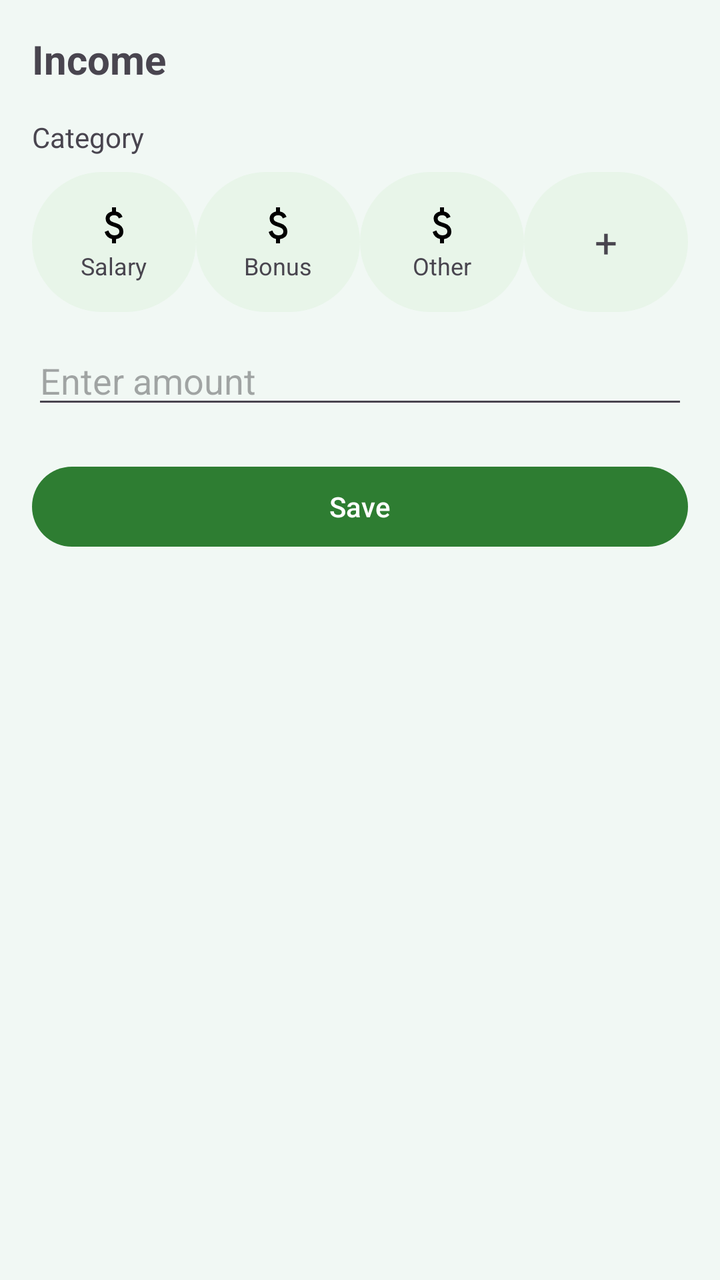
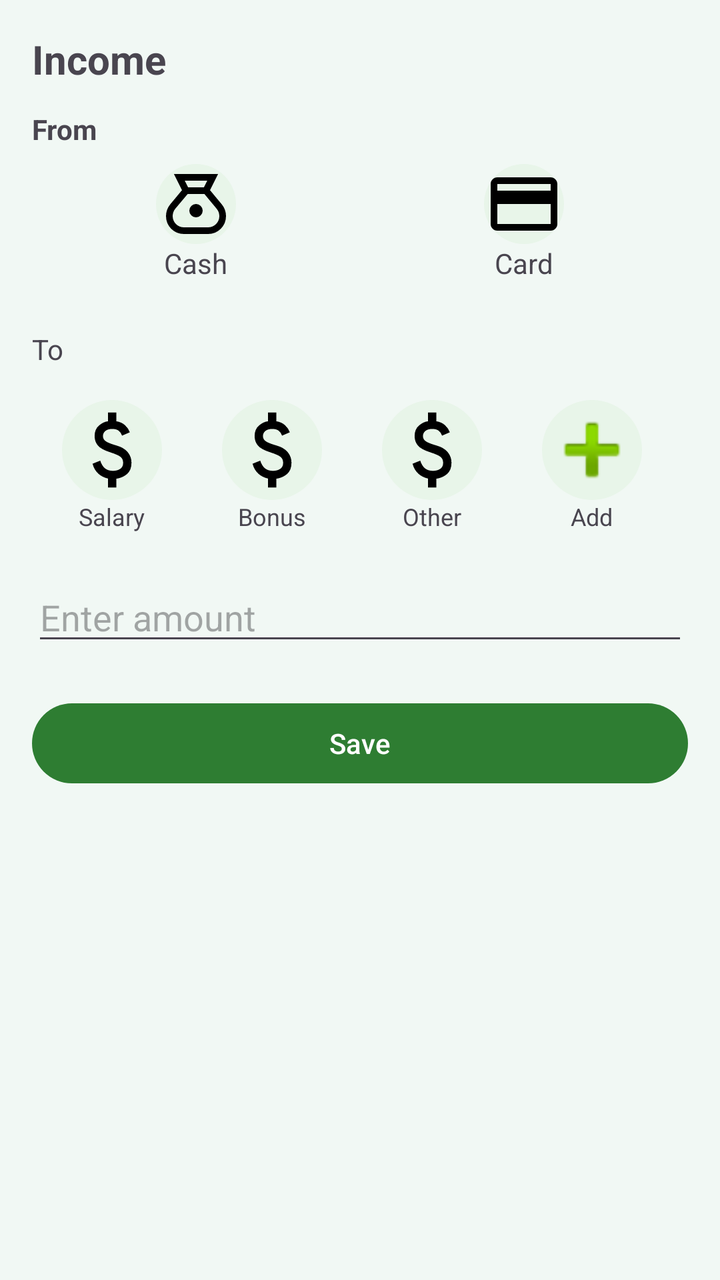

An Android layout rendered at two revisions. The XML below is the earlier revision; the diff shows what the commit changed to produce the second picture.
<!-- AndroidManifest.xml: application theme Theme.MoneyTrack -->
<!-- res/layout/dialog_income.xml -->
<LinearLayout xmlns:android="http://schemas.android.com/apk/res/android"
    android:layout_width="match_parent"
    android:layout_height="wrap_content"
    android:orientation="vertical"
    android:padding="16dp">

    
    <TextView
        android:layout_width="wrap_content"
        android:layout_height="wrap_content"
        android:text="Income"
        android:textSize="20sp"
        android:textStyle="bold"/>

    
    <TextView
        android:layout_width="wrap_content"
        android:layout_height="wrap_content"
        android:text="Category"
        android:layout_marginTop="16dp"/>

    <LinearLayout
        android:layout_width="match_parent"
        android:layout_height="wrap_content"
        android:orientation="horizontal"
        android:layout_marginTop="8dp">

        
        <LinearLayout
            android:id="@+id/catSalary"
            android:layout_width="0dp"
            android:layout_height="70dp"
            android:layout_weight="1"
            android:orientation="vertical"
            android:gravity="center"
            android:background="@drawable/bg_circle">

            <ImageView
                android:layout_width="24dp"
                android:layout_height="24dp"
                android:src="@drawable/ic_money"/>

            <TextView
                android:text="Salary"
                android:textSize="12sp"
                android:layout_height="wrap_content"
                android:layout_width="wrap_content"/>
        </LinearLayout>

        
        <LinearLayout
            android:id="@+id/catBonus"
            android:layout_width="0dp"
            android:layout_height="70dp"
            android:layout_weight="1"
            android:orientation="vertical"
            android:gravity="center"
            android:background="@drawable/bg_circle">

            <ImageView
                android:layout_width="24dp"
                android:layout_height="24dp"
                android:src="@drawable/ic_money"/>

            <TextView
                android:text="Bonus"
                android:textSize="12sp"
                android:layout_height="wrap_content"
                android:layout_width="wrap_content"/>
        </LinearLayout>

        
        <LinearLayout
            android:id="@+id/catOtherIncome"
            android:layout_width="0dp"
            android:layout_height="70dp"
            android:layout_weight="1"
            android:orientation="vertical"
            android:gravity="center"
            android:background="@drawable/bg_circle">

            <ImageView
                android:layout_width="24dp"
                android:layout_height="24dp"
                android:src="@drawable/ic_money"/>

            <TextView
                android:text="Other"
                android:textSize="12sp"
                android:layout_height="wrap_content"
                android:layout_width="wrap_content"/>
        </LinearLayout>

        
        <LinearLayout
            android:id="@+id/catAddIncome"
            android:layout_width="0dp"
            android:layout_height="70dp"
            android:layout_weight="1"
            android:orientation="vertical"
            android:gravity="center"
            android:background="@drawable/bg_circle">

            <TextView
                android:text="+"
                android:textSize="20sp"
                android:layout_height="wrap_content"
                android:layout_width="wrap_content"/>
        </LinearLayout>

    </LinearLayout>


    
    <EditText
        android:id="@+id/etAmountIncome"
        android:layout_width="match_parent"
        android:layout_height="wrap_content"
        android:hint="Enter amount"
        android:inputType="numberDecimal"
        android:layout_marginTop="12dp"/>

    
    <Button
        android:id="@+id/btnSaveIncome"
        android:layout_width="match_parent"
        android:layout_height="wrap_content"
        android:text="Save"
        android:layout_marginTop="20dp"/>

</LinearLayout>
<!-- resources referenced by this layout -->
<resources>
  <!-- drawable bg_circle (drawable) -->
  <shape xmlns:android="http://schemas.android.com/apk/res/android">
      <solid android:color="#E8F5E9"/>
      <corners android:radius="100dp"/>
  </shape>
  <!-- drawable ic_money (drawable) -->
  <vector xmlns:android="http://schemas.android.com/apk/res/android" android:height="24dp" android:tint="#000000" android:viewportHeight="960" android:viewportWidth="960" android:width="24dp">
        
      <path android:fillColor="@android:color/white" android:pathData="M441,840L441,754Q388,742 349.5,708Q311,674 293,612L367,582Q382,630 411.5,655Q441,680 489,680Q530,680 558.5,661.5Q587,643 587,604Q587,569 565,548.5Q543,528 463,502Q377,475 345,437.5Q313,400 313,346Q313,281 355,245Q397,209 441,204L441,120L521,120L521,204Q571,212 603.5,240.5Q636,269 651,310L577,342Q565,310 543,294Q521,278 483,278Q439,278 416,297.5Q393,317 393,346Q393,379 423,398Q453,417 527,438Q596,458 631.5,501.5Q667,545 667,602Q667,673 625,710Q583,747 521,756L521,840L441,840Z"/>
      
  </vector>
  <style name="Theme.MoneyTrack" parent="Base.Theme.MoneyTrack" />
  <style name="Base.Theme.MoneyTrack" parent="Theme.Material3.DayNight.NoActionBar">
  
          
          <item name="colorPrimary">#2E7D32</item>
          <item name="colorOnPrimary">#FFFFFF</item>
  
          
          <item name="colorSecondary">#66BB6A</item>
  
          
          <item name="android:colorBackground">#F1F8F4</item>
  
      </style>
</resources>

<!-- the commit's change to res/layout/dialog_income.xml (unified diff, before → after) -->
@@ -12,11 +12,69 @@
         android:textSize="20sp"
         android:textStyle="bold"/>
 
+    <TextView
+        android:text="From"
+        android:textStyle="bold"
+        android:layout_marginTop="12dp"
+        android:layout_height="wrap_content"
+        android:layout_width="wrap_content"/>
+
+    <LinearLayout
+        android:layout_width="match_parent"
+        android:layout_height="wrap_content"
+        android:orientation="horizontal">
+
+        <LinearLayout
+            android:id="@+id/srcCashIncome"
+            android:layout_width="0dp"
+            android:layout_height="wrap_content"
+            android:layout_weight="1"
+            android:gravity="center"
+            android:orientation="vertical"
+            android:padding="8dp">
+
+            <ImageView
+                android:src="@drawable/ic_cash"
+                android:layout_width="40dp"
+                android:layout_height="40dp"
+                android:background="@drawable/bg_circle"/>
+
+            <TextView
+                android:text="Cash"
+                android:layout_height="wrap_content"
+                android:layout_width="wrap_content"/>
+        </LinearLayout>
+
+        <LinearLayout
+            android:id="@+id/srcCardIncome"
+            android:layout_width="0dp"
+            android:layout_height="wrap_content"
+            android:layout_weight="1"
+            android:gravity="center"
+            android:orientation="vertical"
+            android:padding="8dp">
+
+            <ImageView
+                android:src="@drawable/ic_card"
+                android:layout_width="40dp"
+                android:layout_height="40dp"
+                android:background="@drawable/bg_circle"/>
+
+            <TextView
+                android:text="Card"
+                android:layout_height="wrap_content"
+                android:layout_width="wrap_content"/>
+        </LinearLayout>
+
+    </LinearLayout>
+
+
+
     
     <TextView
         android:layout_width="wrap_content"
         android:layout_height="wrap_content"
-        android:text="Category"
+        android:text="To"
         android:layout_marginTop="16dp"/>
 
     <LinearLayout
@@ -28,17 +86,17 @@
         
         <LinearLayout
             android:id="@+id/catSalary"
-            android:layout_width="0dp"
-            android:layout_height="70dp"
-            android:layout_weight="1"
+            android:layout_width="80dp"
+            android:layout_height="wrap_content"
             android:orientation="vertical"
             android:gravity="center"
-            android:background="@drawable/bg_circle">
+            android:padding="8dp">
 
             <ImageView
-                android:layout_width="24dp"
-                android:layout_height="24dp"
-                android:src="@drawable/ic_money"/>
+                android:layout_width="50dp"
+                android:layout_height="50dp"
+                android:src="@drawable/ic_money"
+                android:background="@drawable/bg_circle"/>
 
             <TextView
                 android:text="Salary"
@@ -50,17 +108,17 @@
         
         <LinearLayout
             android:id="@+id/catBonus"
-            android:layout_width="0dp"
-            android:layout_height="70dp"
-            android:layout_weight="1"
+            android:layout_width="80dp"
+            android:layout_height="wrap_content"
             android:orientation="vertical"
             android:gravity="center"
-            android:background="@drawable/bg_circle">
+            android:padding="8dp">
 
             <ImageView
-                android:layout_width="24dp"
-                android:layout_height="24dp"
-                android:src="@drawable/ic_money"/>
+                android:layout_width="50dp"
+                android:layout_height="50dp"
+                android:src="@drawable/ic_money"
+                android:background="@drawable/bg_circle"/>
 
             <TextView
                 android:text="Bonus"
@@ -72,17 +130,17 @@
         
         <LinearLayout
             android:id="@+id/catOtherIncome"
-            android:layout_width="0dp"
-            android:layout_height="70dp"
-            android:layout_weight="1"
+            android:layout_width="80dp"
+            android:layout_height="wrap_content"
             android:orientation="vertical"
             android:gravity="center"
-            android:background="@drawable/bg_circle">
+            android:padding="8dp">
 
             <ImageView
-                android:layout_width="24dp"
-                android:layout_height="24dp"
-                android:src="@drawable/ic_money"/>
+                android:layout_width="50dp"
+                android:layout_height="50dp"
+                android:src="@drawable/ic_money"
+                android:background="@drawable/bg_circle"/>
 
             <TextView
                 android:text="Other"
@@ -93,17 +151,22 @@
 
         
         <LinearLayout
-            android:id="@+id/catAddIncome"
-            android:layout_width="0dp"
-            android:layout_height="70dp"
-            android:layout_weight="1"
+            android:id="@+id/catAdd"
+            android:layout_width="80dp"
+            android:layout_height="wrap_content"
             android:orientation="vertical"
             android:gravity="center"
-            android:background="@drawable/bg_circle">
+            android:padding="8dp">
+
+            <ImageView
+                android:layout_width="50dp"
+                android:layout_height="50dp"
+                android:src="@android:drawable/ic_input_add"
+                android:background="@drawable/bg_circle"/>
 
             <TextView
-                android:text="+"
-                android:textSize="20sp"
+                android:text="Add"
+                android:textSize="12sp"
                 android:layout_height="wrap_content"
                 android:layout_width="wrap_content"/>
         </LinearLayout>
<!-- resource entries referenced after the edit -->
@@ -5,6 +5,18 @@
       <solid android:color="#E8F5E9"/>
       <corners android:radius="100dp"/>
   </shape>
+  <!-- drawable ic_card (drawable) -->
+  <vector xmlns:android="http://schemas.android.com/apk/res/android" android:height="24dp" android:tint="#000000" android:viewportHeight="24" android:viewportWidth="24" android:width="24dp">
+        
+      <path android:fillColor="@android:color/white" android:pathData="M20,4L4,4c-1.11,0 -1.99,0.89 -1.99,2L2,18c0,1.11 0.89,2 2,2h16c1.11,0 2,-0.89 2,-2L22,6c0,-1.11 -0.89,-2 -2,-2zM20,18L4,18v-6h16v6zM20,8L4,8L4,6h16v2z"/>
+      
+  </vector>
+  <!-- drawable ic_cash (drawable) -->
+  <vector xmlns:android="http://schemas.android.com/apk/res/android" android:height="24dp" android:tint="#000000" android:viewportHeight="960" android:viewportWidth="960" android:width="24dp">
+        
+      <path android:fillColor="@android:color/white" android:pathData="M336,840Q245,840 182.5,777.5Q120,715 120,624Q120,586 133,550Q146,514 170,485L312,314L215,120L745,120L648,314L790,485Q814,514 827,550Q840,586 840,624Q840,715 777,777.5Q714,840 624,840L336,840ZM480,640Q447,640 423.5,616.5Q400,593 400,560Q400,527 423.5,503.5Q447,480 480,480Q513,480 536.5,503.5Q560,527 560,560Q560,593 536.5,616.5Q513,640 480,640ZM385,280L575,280L615,200L345,200L385,280ZM336,760L624,760Q681,760 720.5,720.5Q760,681 760,624Q760,600 751.5,577.5Q743,555 728,537L581,360L380,360L232,536Q217,554 208.5,577Q200,600 200,624Q200,681 239.5,720.5Q279,760 336,760Z"/>
+      
+  </vector>
   <!-- drawable ic_money (drawable) -->
   <vector xmlns:android="http://schemas.android.com/apk/res/android" android:height="24dp" android:tint="#000000" android:viewportHeight="960" android:viewportWidth="960" android:width="24dp">
         
